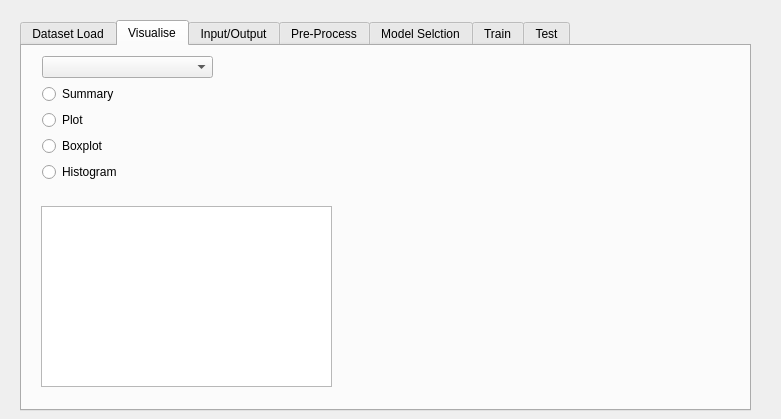
Before: the Qt Designer form resources/ui/ml_gui.ui in matheusft/modelling_ml, drawn with Qt 5.
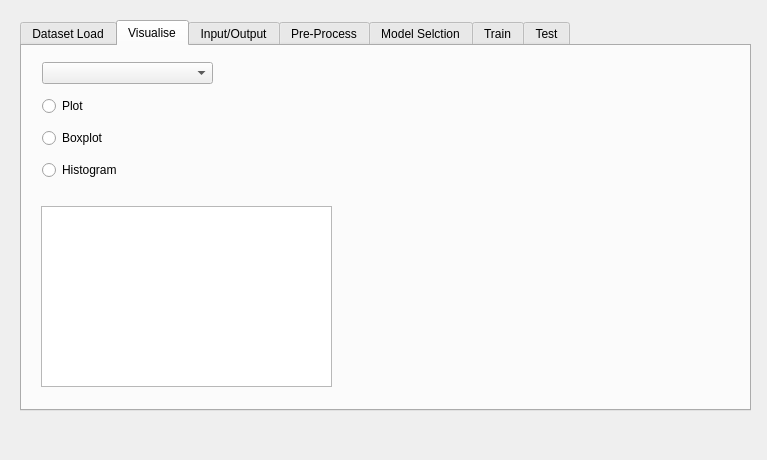
After: the same form once the commit is applied. The open tabs and pages were chosen to show the change. Custom widgets are drawn as their Qt base class.

```diff
--- a/resources/ui/ml_gui.ui
+++ b/resources/ui/ml_gui.ui
@@ -6,8 +6,8 @@
    <rect>
     <x>0</x>
     <y>0</y>
-    <width>781</width>
-    <height>419</height>
+    <width>767</width>
+    <height>460</height>
    </rect>
   </property>
   <property name="windowTitle">
@@ -79,13 +79,6 @@
       <item>
        <widget class="QComboBox" name="columnSelection_comboBox"/>
       </item>
-      <item>
-       <widget class="QRadioButton" name="summary_radioButton">
-        <property name="text">
-         <string>Summary</string>
-        </property>
-       </widget>
-      </item>
       <item>
        <widget class="QRadioButton" name="plot_radioButton">
         <property name="text">
```
